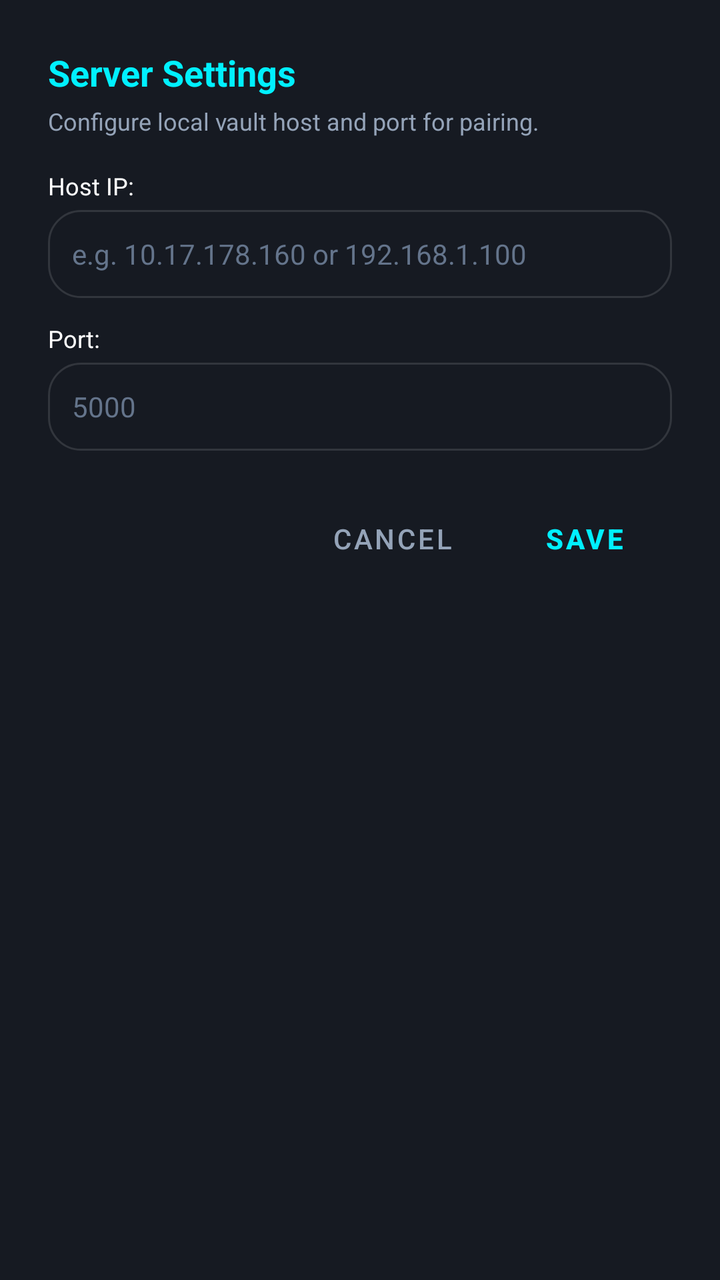
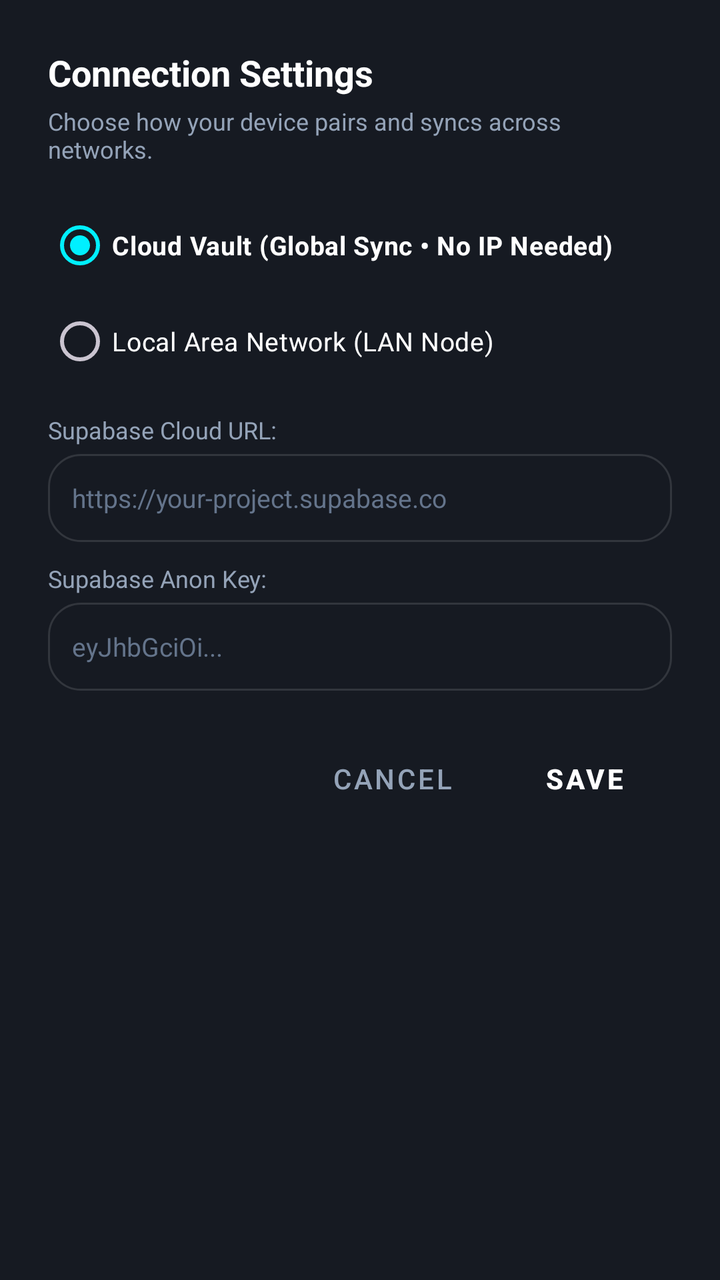

Compare the two renders of this Android layout. The source of the first and the diff that turns it into the second are given below.
<!-- AndroidManifest.xml: application theme Theme.GhostFileShuttler -->
<!-- res/layout/dialog_server_config.xml -->
<?xml version="1.0" encoding="utf-8"?>
<LinearLayout xmlns:android="http://schemas.android.com/apk/res/android"
    android:layout_width="match_parent"
    android:layout_height="wrap_content"
    android:background="@color/ghost_surface"
    android:orientation="vertical"
    android:padding="24dp">

    <TextView
        android:layout_width="wrap_content"
        android:layout_height="wrap_content"
        android:text="@string/server_settings"
        android:textColor="@color/ghost_accent"
        android:textSize="18sp"
        android:textStyle="bold" />

    <TextView
        android:layout_width="wrap_content"
        android:layout_height="wrap_content"
        android:layout_marginTop="4dp"
        android:text="Configure local vault host and port for pairing."
        android:textColor="@color/ghost_text_secondary"
        android:textSize="12sp" />

    <TextView
        android:layout_width="wrap_content"
        android:layout_height="wrap_content"
        android:layout_marginTop="16dp"
        android:text="Host IP:"
        android:textColor="@color/ghost_text_primary"
        android:textSize="12sp" />

    <EditText
        android:id="@+id/etHostIp"
        android:layout_width="match_parent"
        android:layout_height="44dp"
        android:layout_marginTop="4dp"
        android:background="@drawable/bg_pill_tab_bar"
        android:hint="e.g. 10.17.178.160 or 192.168.1.100"
        android:inputType="textUri"
        android:paddingHorizontal="12dp"
        android:textColor="@color/ghost_text_primary"
        android:textColorHint="@color/ghost_text_muted"
        android:textSize="14sp" />

    <TextView
        android:layout_width="wrap_content"
        android:layout_height="wrap_content"
        android:layout_marginTop="12dp"
        android:text="Port:"
        android:textColor="@color/ghost_text_primary"
        android:textSize="12sp" />

    <EditText
        android:id="@+id/etPort"
        android:layout_width="match_parent"
        android:layout_height="44dp"
        android:layout_marginTop="4dp"
        android:background="@drawable/bg_pill_tab_bar"
        android:hint="5000"
        android:inputType="number"
        android:paddingHorizontal="12dp"
        android:textColor="@color/ghost_text_primary"
        android:textColorHint="@color/ghost_text_muted"
        android:textSize="14sp" />

    <LinearLayout
        android:layout_width="match_parent"
        android:layout_height="wrap_content"
        android:layout_marginTop="20dp"
        android:gravity="end"
        android:orientation="horizontal">

        <Button
            android:id="@+id/btnCancel"
            style="@style/Widget.MaterialComponents.Button.TextButton"
            android:layout_width="wrap_content"
            android:layout_height="wrap_content"
            android:text="@string/cancel"
            android:textColor="@color/ghost_text_secondary" />

        <Button
            android:id="@+id/btnSave"
            style="@style/Widget.MaterialComponents.Button.TextButton"
            android:layout_width="wrap_content"
            android:layout_height="wrap_content"
            android:layout_marginStart="8dp"
            android:text="@string/save"
            android:textColor="@color/ghost_accent"
            android:textStyle="bold" />
    </LinearLayout>

</LinearLayout>
<!-- resources referenced by this layout -->
<resources>
  <color name="ghost_accent">#00F0FF</color>
  <color name="ghost_surface">#161A22</color>
  <color name="ghost_text_muted">#64748B</color>
  <color name="ghost_text_primary">#FFFFFF</color>
  <color name="ghost_text_secondary">#94A3B8</color>
  <!-- drawable bg_pill_tab_bar (drawable) -->
  <?xml version="1.0" encoding="utf-8"?>
  <shape xmlns:android="http://schemas.android.com/apk/res/android"
      android:shape="rectangle">
      <solid android:color="@color/ghost_surface" />
      <corners android:radius="16dp" />
      <stroke
          android:width="1dp"
          android:color="@color/ghost_border" />
  </shape>
  <string name="cancel">Cancel</string>
  <string name="save">Save</string>
  <string name="server_settings">Server Settings</string>
  <style name="Theme.GhostFileShuttler" parent="Theme.Material3.Dark.NoActionBar">
          
          <item name="android:windowBackground">@color/ghost_background</item>
          <item name="colorSurface">@color/ghost_surface</item>
          <item name="android:colorBackground">@color/ghost_background</item>
  
          
          <item name="colorPrimary">@color/ghost_accent</item>
          <item name="colorOnPrimary">@color/ghost_background</item>
          <item name="colorSecondary">@color/ghost_accent</item>
          <item name="colorOnSecondary">@color/ghost_background</item>
  
          
          <item name="android:textColorPrimary">@color/ghost_text_primary</item>
          <item name="android:textColorSecondary">@color/ghost_text_secondary</item>
  
          
          <item name="android:statusBarColor">@color/ghost_background</item>
          <item name="android:navigationBarColor">@color/ghost_background</item>
          <item name="android:windowLightStatusBar">false</item>
      </style>
  <color name="ghost_border">#1FFFFFFF</color>
  <color name="ghost_background">#0A0C10</color>
</resources>

<!-- the commit's change to res/layout/dialog_server_config.xml (unified diff, before → after) -->
@@ -1,93 +1,188 @@
 <?xml version="1.0" encoding="utf-8"?>
-<LinearLayout xmlns:android="http://schemas.android.com/apk/res/android"
+<ScrollView xmlns:android="http://schemas.android.com/apk/res/android"
     android:layout_width="match_parent"
     android:layout_height="wrap_content"
-    android:background="@color/ghost_surface"
-    android:orientation="vertical"
-    android:padding="24dp">
-
-    <TextView
-        android:layout_width="wrap_content"
-        android:layout_height="wrap_content"
-        android:text="@string/server_settings"
-        android:textColor="@color/ghost_accent"
-        android:textSize="18sp"
-        android:textStyle="bold" />
-
-    <TextView
-        android:layout_width="wrap_content"
-        android:layout_height="wrap_content"
-        android:layout_marginTop="4dp"
-        android:text="Configure local vault host and port for pairing."
-        android:textColor="@color/ghost_text_secondary"
-        android:textSize="12sp" />
-
-    <TextView
-        android:layout_width="wrap_content"
-        android:layout_height="wrap_content"
-        android:layout_marginTop="16dp"
-        android:text="Host IP:"
-        android:textColor="@color/ghost_text_primary"
-        android:textSize="12sp" />
-
-    <EditText
-        android:id="@+id/etHostIp"
-        android:layout_width="match_parent"
-        android:layout_height="44dp"
-        android:layout_marginTop="4dp"
-        android:background="@drawable/bg_pill_tab_bar"
-        android:hint="e.g. 10.17.178.160 or 192.168.1.100"
-        android:inputType="textUri"
-        android:paddingHorizontal="12dp"
-        android:textColor="@color/ghost_text_primary"
-        android:textColorHint="@color/ghost_text_muted"
-        android:textSize="14sp" />
-
-    <TextView
-        android:layout_width="wrap_content"
-        android:layout_height="wrap_content"
-        android:layout_marginTop="12dp"
-        android:text="Port:"
-        android:textColor="@color/ghost_text_primary"
-        android:textSize="12sp" />
-
-    <EditText
-        android:id="@+id/etPort"
-        android:layout_width="match_parent"
-        android:layout_height="44dp"
-        android:layout_marginTop="4dp"
-        android:background="@drawable/bg_pill_tab_bar"
-        android:hint="5000"
-        android:inputType="number"
-        android:paddingHorizontal="12dp"
-        android:textColor="@color/ghost_text_primary"
-        android:textColorHint="@color/ghost_text_muted"
-        android:textSize="14sp" />
+    android:background="@color/ghost_surface">
 
     <LinearLayout
         android:layout_width="match_parent"
         android:layout_height="wrap_content"
-        android:layout_marginTop="20dp"
-        android:gravity="end"
-        android:orientation="horizontal">
+        android:orientation="vertical"
+        android:padding="24dp">
 
-        <Button
-            android:id="@+id/btnCancel"
-            style="@style/Widget.MaterialComponents.Button.TextButton"
+        <TextView
             android:layout_width="wrap_content"
             android:layout_height="wrap_content"
-            android:text="@string/cancel"
-            android:textColor="@color/ghost_text_secondary" />
+            android:text="Connection Settings"
+            android:textColor="@color/ghost_text_primary"
+            android:textSize="18sp"
+            android:textStyle="bold" />
 
-        <Button
-            android:id="@+id/btnSave"
-            style="@style/Widget.MaterialComponents.Button.TextButton"
+        <TextView
             android:layout_width="wrap_content"
             android:layout_height="wrap_content"
-            android:layout_marginStart="8dp"
-            android:text="@string/save"
-            android:textColor="@color/ghost_accent"
-            android:textStyle="bold" />
+            android:layout_marginTop="4dp"
+            android:text="Choose how your device pairs and syncs across networks."
+            android:textColor="@color/ghost_text_secondary"
+            android:textSize="12sp" />
+
+        
+        <RadioGroup
+            android:id="@+id/rgMode"
+            android:layout_width="match_parent"
+            android:layout_height="wrap_content"
+            android:layout_marginTop="16dp"
+            android:orientation="vertical">
+
+            <RadioButton
+                android:id="@+id/rbModeCloud"
+                android:layout_width="match_parent"
+                android:layout_height="wrap_content"
+                android:checked="true"
+                android:paddingVertical="4dp"
+                android:text="Cloud Vault (Global Sync • No IP Needed)"
+                android:textColor="@color/ghost_text_primary"
+                android:textSize="13sp"
+                android:textStyle="bold" />
+
+            <RadioButton
+                android:id="@+id/rbModeLan"
+                android:layout_width="match_parent"
+                android:layout_height="wrap_content"
+                android:paddingVertical="4dp"
+                android:text="Local Area Network (LAN Node)"
+                android:textColor="@color/ghost_text_primary"
+                android:textSize="13sp" />
+        </RadioGroup>
+
+        
+        <LinearLayout
+            android:id="@+id/layoutCloudConfig"
+            android:layout_width="match_parent"
+            android:layout_height="wrap_content"
+            android:layout_marginTop="12dp"
+            android:orientation="vertical"
+            android:visibility="visible">
+
+            <TextView
+                android:layout_width="wrap_content"
+                android:layout_height="wrap_content"
+                android:text="Supabase Cloud URL:"
+                android:textColor="@color/ghost_text_secondary"
+                android:textSize="12sp" />
+
+            <EditText
+                android:id="@+id/etSupabaseUrl"
+                android:layout_width="match_parent"
+                android:layout_height="44dp"
+                android:layout_marginTop="4dp"
+                android:background="@drawable/bg_pill_tab_bar"
+                android:hint="https://your-project.supabase.co"
+                android:inputType="textUri"
+                android:paddingHorizontal="12dp"
+                android:textColor="@color/ghost_text_primary"
+                android:textColorHint="@color/ghost_text_muted"
+                android:textSize="13sp" />
+
+            <TextView
+                android:layout_width="wrap_content"
+                android:layout_height="wrap_content"
+                android:layout_marginTop="10dp"
+                android:text="Supabase Anon Key:"
+                android:textColor="@color/ghost_text_secondary"
+                android:textSize="12sp" />
+
+            <EditText
+                android:id="@+id/etSupabaseKey"
+                android:layout_width="match_parent"
+                android:layout_height="44dp"
+                android:layout_marginTop="4dp"
+                android:background="@drawable/bg_pill_tab_bar"
+                android:hint="eyJhbGciOi..."
+                android:inputType="text"
+                android:paddingHorizontal="12dp"
+                android:textColor="@color/ghost_text_primary"
+                android:textColorHint="@color/ghost_text_muted"
+                android:textSize="13sp" />
+        </LinearLayout>
+
+        
+        <LinearLayout
+            android:id="@+id/layoutLanConfig"
+            android:layout_width="match_parent"
+            android:layout_height="wrap_content"
+            android:layout_marginTop="12dp"
+            android:orientation="vertical"
+            android:visibility="gone">
+
+            <TextView
+                android:layout_width="wrap_content"
+                android:layout_height="wrap_content"
+                android:text="Host IP:"
+                android:textColor="@color/ghost_text_secondary"
+                android:textSize="12sp" />
+
+            <EditText
+                android:id="@+id/etHostIp"
+                android:layout_width="match_parent"
+                android:layout_height="44dp"
+                android:layout_marginTop="4dp"
+                android:background="@drawable/bg_pill_tab_bar"
+                android:hint="e.g. 192.168.1.100"
+                android:inputType="textUri"
+                android:paddingHorizontal="12dp"
+                android:textColor="@color/ghost_text_primary"
+                android:textColorHint="@color/ghost_text_muted"
+                android:textSize="13sp" />
+
+            <TextView
+                android:layout_width="wrap_content"
+                android:layout_height="wrap_content"
+                android:layout_marginTop="10dp"
+                android:text="Port:"
+                android:textColor="@color/ghost_text_secondary"
+                android:textSize="12sp" />
+
+            <EditText
+                android:id="@+id/etPort"
+                android:layout_width="match_parent"
+                android:layout_height="44dp"
+                android:layout_marginTop="4dp"
+                android:background="@drawable/bg_pill_tab_bar"
+                android:hint="5000"
+                android:inputType="number"
+                android:paddingHorizontal="12dp"
+                android:textColor="@color/ghost_text_primary"
+                android:textColorHint="@color/ghost_text_muted"
+                android:textSize="13sp" />
+        </LinearLayout>
+
+        
+        <LinearLayout
+            android:layout_width="match_parent"
+            android:layout_height="wrap_content"
+            android:layout_marginTop="20dp"
+            android:gravity="end"
+            android:orientation="horizontal">
+
+            <Button
+                android:id="@+id/btnCancel"
+                style="@style/Widget.MaterialComponents.Button.TextButton"
+                android:layout_width="wrap_content"
+                android:layout_height="wrap_content"
+                android:text="@string/cancel"
+                android:textColor="@color/ghost_text_secondary" />
+
+            <Button
+                android:id="@+id/btnSave"
+                style="@style/Widget.MaterialComponents.Button.TextButton"
+                android:layout_width="wrap_content"
+                android:layout_height="wrap_content"
+                android:layout_marginStart="8dp"
+                android:text="@string/save"
+                android:textColor="@color/ghost_text_primary"
+                android:textStyle="bold" />
+        </LinearLayout>
+
     </LinearLayout>
-
-</LinearLayout>
+</ScrollView>
<!-- resource entries referenced after the edit -->
@@ -17,7 +17,6 @@
   </shape>
   <string name="cancel">Cancel</string>
   <string name="save">Save</string>
-  <string name="server_settings">Server Settings</string>
   <style name="Theme.GhostFileShuttler" parent="Theme.Material3.Dark.NoActionBar">
           
           <item name="android:windowBackground">@color/ghost_background</item>
